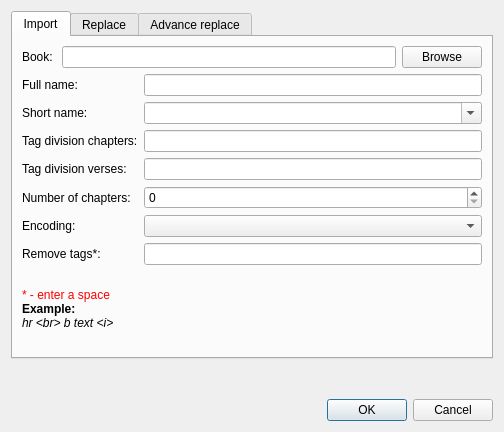
axsapronov/bQella, file src/import/importbookdialog/importbookdialog.ui: the form before one commit.
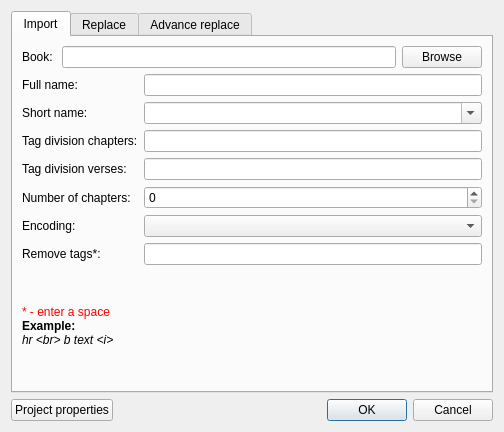
The form after the commit.

Commit message: Add pB to open project properties at import book dialog

```diff
--- a/src/import/importbookdialog/importbookdialog.ui
+++ b/src/import/importbookdialog/importbookdialog.ui
@@ -14,30 +14,7 @@
    <string>Import book</string>
   </property>
   <layout class="QGridLayout" name="gridLayout_5">
-   <item row="1" column="0">
-    <spacer name="verticalSpacer">
-     <property name="orientation">
-      <enum>Qt::Vertical</enum>
-     </property>
-     <property name="sizeHint" stdset="0">
-      <size>
-       <width>238</width>
-       <height>56</height>
-      </size>
-     </property>
-    </spacer>
-   </item>
-   <item row="2" column="0">
-    <widget class="QDialogButtonBox" name="buttonBox">
-     <property name="orientation">
-      <enum>Qt::Horizontal</enum>
-     </property>
-     <property name="standardButtons">
-      <set>QDialogButtonBox::Cancel|QDialogButtonBox::Ok</set>
-     </property>
-    </widget>
-   </item>
-   <item row="0" column="0">
+   <item row="0" column="0" colspan="3">
     <widget class="QTabWidget" name="tabWidget">
      <property name="currentIndex">
       <number>0</number>
@@ -360,6 +337,36 @@
      </widget>
     </widget>
    </item>
+   <item row="1" column="0">
+    <widget class="QPushButton" name="pBProjectProperties">
+     <property name="text">
+      <string>Project properties</string>
+     </property>
+    </widget>
+   </item>
+   <item row="1" column="1">
+    <spacer name="horizontalSpacer">
+     <property name="orientation">
+      <enum>Qt::Horizontal</enum>
+     </property>
+     <property name="sizeHint" stdset="0">
+      <size>
+       <width>178</width>
+       <height>20</height>
+      </size>
+     </property>
+    </spacer>
+   </item>
+   <item row="1" column="2">
+    <widget class="QDialogButtonBox" name="buttonBox">
+     <property name="orientation">
+      <enum>Qt::Horizontal</enum>
+     </property>
+     <property name="standardButtons">
+      <set>QDialogButtonBox::Cancel|QDialogButtonBox::Ok</set>
+     </property>
+    </widget>
+   </item>
   </layout>
  </widget>
  <resources/>
```
The commit also changes 3 other files.
